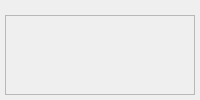
Before: the Qt Designer form lib/gii/SearchView/SearchView.ui in tommo/gii, drawn with Qt 5.
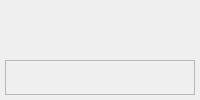
After: the same form once the commit is applied.

Diff of the .ui file:
```diff
--- a/lib/gii/SearchView/SearchView.ui
+++ b/lib/gii/SearchView/SearchView.ui
@@ -20,6 +20,13 @@
    <property name="margin">
     <number>5</number>
    </property>
+   <item>
+    <widget class="QLabel" name="labelInfo">
+     <property name="text">
+      <string/>
+     </property>
+    </widget>
+   </item>
    <item>
     <widget class="QWidget" name="containerTextTerm" native="true">
      <property name="sizePolicy">
```
